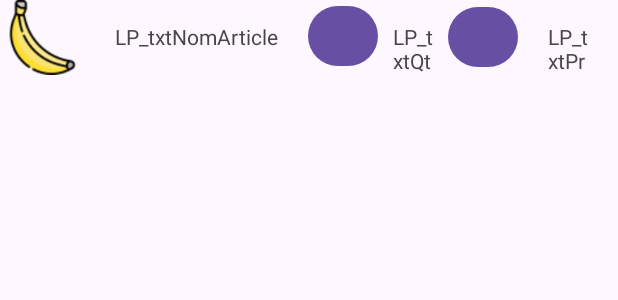
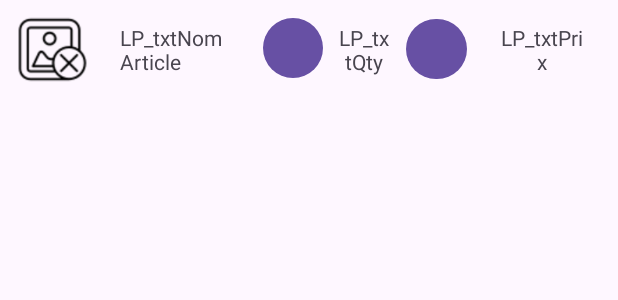
Before and after one commit to Frooggyy/PFI_Mobile, an Android app: the layout ligne_panier.xml on its own in the app's theme, with its tools: preview values and no code run, on a phone screen of 412 x 824 dp. Shown: the top 300 px of the screen. Run offline under Robolectric (Android 15) with nearby library versions, the phone set to English and light mode, and no system bars.

Commit message:
Panier - Ajustement display article ds recycleview

```diff
--- a/app/src/main/res/layout/ligne_panier.xml
+++ b/app/src/main/res/layout/ligne_panier.xml
@@ -8,21 +8,27 @@
     <LinearLayout
         android:layout_width="match_parent"
         android:layout_height="match_parent"
-        android:orientation="horizontal">
+        android:layout_marginTop="8dp"
+        android:layout_marginBottom="8dp"
+        android:orientation="horizontal"
+        app:layout_constraintBottom_toBottomOf="parent"
+        app:layout_constraintTop_toTopOf="parent">
 
         <ImageView
             android:id="@+id/LP_imageView"
             android:layout_width="50dp"
             android:layout_height="50dp"
+            android:layout_marginLeft="10dp"
             android:layout_weight="1"
-            android:src="@drawable/banane" />
+            android:src="@drawable/nondefini" />
 
         <TextView
             android:id="@+id/LP_txtNomArticle"
-            android:layout_width="wrap_content"
-            android:layout_height="50dp"
+            android:layout_width="75dp"
+            android:layout_height="match_parent"
             android:layout_marginLeft="20dp"
             android:layout_marginRight="20dp"
+            android:gravity="center_vertical"
             android:text="LP_txtNomArticle" />
 
         <Button
@@ -35,12 +41,14 @@
 
         <TextView
             android:id="@+id/LP_txtQty"
-            android:layout_width="20dp"
-            android:layout_height="50dp"
+            android:layout_width="35dp"
+            android:layout_height="match_parent"
             android:layout_marginLeft="10dp"
             android:layout_marginRight="10dp"
             android:layout_weight="1"
-            android:text="LP_txtQty" />
+            android:gravity="center_vertical"
+            android:text="LP_txtQty"
+            android:textAlignment="center" />
 
         <Button
             android:id="@+id/btnAjt"
@@ -51,11 +59,13 @@
 
         <TextView
             android:id="@+id/LP_txtPrix"
-            android:layout_width="20dp"
-            android:layout_height="50dp"
+            android:layout_width="60dp"
+            android:layout_height="match_parent"
             android:layout_marginLeft="20dp"
             android:layout_marginRight="20dp"
             android:layout_weight="1"
-            android:text="LP_txtPrix" />
+            android:gravity="center_vertical"
+            android:text="LP_txtPrix"
+            android:textAlignment="center" />
     </LinearLayout>
 </androidx.constraintlayout.widget.ConstraintLayout>
```
Also changed, not shown: app/src/main/java/com/example/pfijava/ListeAchat.java (+5 -9 lines), app/src/main/java/com/example/pfijava/PanierAdapter.java (+14 -2 lines).
